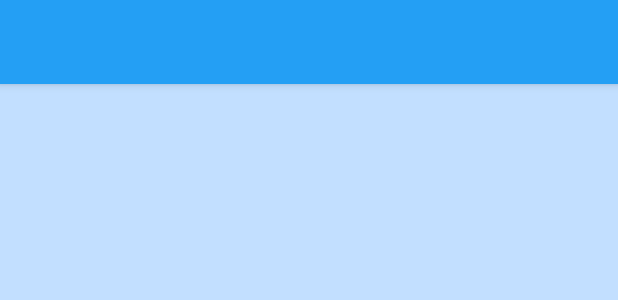
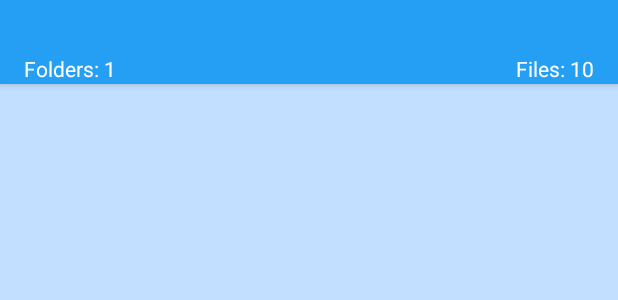
Before and after one commit to EpiphX/FileManager, an Android app: the layout fragment_directory.xml on its own in the app's theme, with its tools: preview values and no code run, on a phone screen of 412 x 824 dp. Shown: the top 300 px of the screen. Run offline under Robolectric (Android 15) with nearby library versions, the phone set to English and light mode, and no system bars.

Commit message:
Add folder and file count to below working directory text view.

```diff
--- a/app/src/main/java/cj/com/fileexplorer/presenters/DirectoryPresenter.java
+++ b/app/src/main/java/cj/com/fileexplorer/presenters/DirectoryPresenter.java
@@ -48,6 +48,8 @@ public class DirectoryPresenter implements FileManager.FileManagerListener {
 //            });
             directoryView.showFiles(fileModels);
             directoryView.setDirectoryTitle(mFileManager.getCurrentDirectoryPath());
+            directoryView.showNumberOfDirectories(mFileManager.getNumberOfDirectoriesInCurrentDirectory());
+            directoryView.showNumberOfFiles(mFileManager.getNumberOfFilesInCurrentDirectory());
         }
     }
 
--- a/app/src/main/java/cj/com/fileexplorer/views/DirectoryView.java
+++ b/app/src/main/java/cj/com/fileexplorer/views/DirectoryView.java
@@ -14,11 +14,12 @@ public interface DirectoryView {
     void changeGridToList();
     void changeListToGrid();
     void setDirectoryTitle(String title);
+    void showNumberOfDirectories(int numberOfDirectories);
+    void showNumberOfFiles(int numberOfFiles);
     void showFiles(ArrayList<FileModel> fileModels);
     void navigateToInternalStorage(Context context);
     void navigateToExternalStorage();
     void viewFile(FileModel fileModel);
     void showExtendedInformationOnFile(FileModel fileModel);
-
     void directoryHasUpdated();
 }
--- a/app/src/main/res/layout/fragment_directory.xml
+++ b/app/src/main/res/layout/fragment_directory.xml
@@ -1,8 +1,8 @@
 <?xml version="1.0" encoding="utf-8"?>
 <android.support.constraint.ConstraintLayout
     xmlns:android="http://schemas.android.com/apk/res/android"
+    xmlns:app="http://schemas.android.com/apk/res-auto"
     xmlns:tools="http://schemas.android.com/tools"
-    xmlns:app="http://schemas.android.com/apk/res-auto"
     android:layout_width="match_parent"
     android:layout_height="match_parent"
     tools:context="cj.com.fileexplorer.MainActivity">
@@ -10,32 +10,82 @@
     <android.support.v7.widget.Toolbar
         android:id="@+id/mainToolbar"
         android:layout_width="match_parent"
-        android:layout_height="?android:actionBarSize"
+        android:layout_height="wrap_content"
         android:background="@color/colorPrimary"
-        app:layout_constraintTop_toTopOf="parent"
+        android:elevation="4dp"
+        android:paddingEnd="@dimen/standard_padding"
         app:layout_constraintLeft_toLeftOf="parent"
         app:layout_constraintRight_toRightOf="parent"
-        android:elevation="4dp"
+        app:layout_constraintTop_toTopOf="parent"
         >
 
-        <TextView android:id="@+id/mainToolbarTextView"
-                  android:layout_width="wrap_content"
-                  android:layout_height="wrap_content"
-                  android:layout_gravity="center_vertical"
-                  android:textSize="20sp"
-                  android:singleLine="true"
-                  android:ellipsize="start"/>
+        <android.support.constraint.ConstraintLayout
+            android:layout_width="match_parent"
+            android:layout_height="wrap_content"
+            android:animateLayoutChanges="true">
+
+            <HorizontalScrollView
+                android:id="@+id/mainDirectoryScrollView"
+                android:layout_width="match_parent"
+                android:layout_height="wrap_content"
+                android:layout_gravity="center_vertical"
+                android:scrollbars="none"
+                app:layout_constraintBottom_toBottomOf="parent"
+                app:layout_constraintLeft_toLeftOf="parent"
+                app:layout_constraintRight_toRightOf="parent"
+                app:layout_constraintTop_toTopOf="parent"
+                app:layout_constraintVertical_bias="0.3">
+
+                <TextView
+                    android:id="@+id/mainToolbarTextView"
+                    android:layout_width="wrap_content"
+                    android:layout_height="wrap_content"
+                    android:ellipsize="start"
+                    android:gravity="center_vertical"
+                    android:singleLine="true"
+                    android:textSize="20sp"/>
+            </HorizontalScrollView>
+
+            <TextView
+                android:id="@+id/numberOfDirectoriesTextView"
+                android:layout_width="wrap_content"
+                android:layout_height="wrap_content"
+                android:text="Folders: 1"
+                android:textColor="@color/white"
+                app:layout_constraintBottom_toBottomOf="parent"
+                app:layout_constraintHorizontal_bias="0"
+                app:layout_constraintLeft_toLeftOf="parent"
+                app:layout_constraintTop_toBottomOf="@id/mainDirectoryScrollView"
+                app:layout_constraintVertical_bias="0"
+                />
+
+            <TextView
+                android:id="@+id/numberOfFilesTextView"
+                android:layout_width="0dp"
+                android:layout_height="wrap_content"
+                android:text="Files: 10"
+                android:textColor="@color/white"
+                app:layout_constraintBottom_toBottomOf="parent"
+                app:layout_constraintEnd_toEndOf="parent"
+                app:layout_constraintLeft_toRightOf="@id/numberOfDirectoriesTextView"
+                app:layout_constraintTop_toBottomOf="@id/mainDirectoryScrollView"
+                app:layout_constraintVertical_bias="0.0"
+                app:layout_goneMarginStart="0dp"/>
+
+        </android.support.constraint.ConstraintLayout>
+
+
     </android.support.v7.widget.Toolbar>
 
     <android.support.v7.widget.RecyclerView
         android:id="@+id/fileRecyclerView"
         android:layout_width="0dp"
         android:layout_height="0dp"
+        android:layoutAnimation="@anim/layout_animation_fall_down"
         android:scrollbars="vertical"
-        android:layoutAnimation="@anim/layout_animation_fall_down"
         app:layout_constraintBottom_toBottomOf="parent"
         app:layout_constraintLeft_toLeftOf="parent"
         app:layout_constraintRight_toRightOf="parent"
-        app:layout_constraintTop_toBottomOf="@+id/mainToolbar" />
+        app:layout_constraintTop_toBottomOf="@+id/mainToolbar"/>
 
 </android.support.constraint.ConstraintLayout>
--- a/app/src/main/res/values/dimens.xml
+++ b/app/src/main/res/values/dimens.xml
@@ -3,4 +3,5 @@
     <dimen name="activity_horizontal_margin">16dp</dimen>
     <dimen name="fab_margin">16dp</dimen>
     <dimen name="file_card_grid_size">224dp</dimen>
+    <dimen name="standard_padding">16dp</dimen>
 </resources>
--- a/app/src/main/res/values/strings.xml
+++ b/app/src/main/res/values/strings.xml
@@ -6,4 +6,8 @@
     <string name="internal_storage">Internal Storage</string>
     <string name="drawer_open">Open</string>
     <string name="drawer_close">Close</string>
+    <string name="information">Information</string>
+    <string name="ok">OK</string>
+    <string name="folders">Folders</string>
+    <string name="files">Files</string>
 </resources>
```
Also changed, not shown: app/src/main/java/cj/com/fileexplorer/views/DirectoryFragment.java (+41 -4 lines), filemanager/src/main/java/cj/com/filemanager/FileManager.java (+42 -2 lines).
